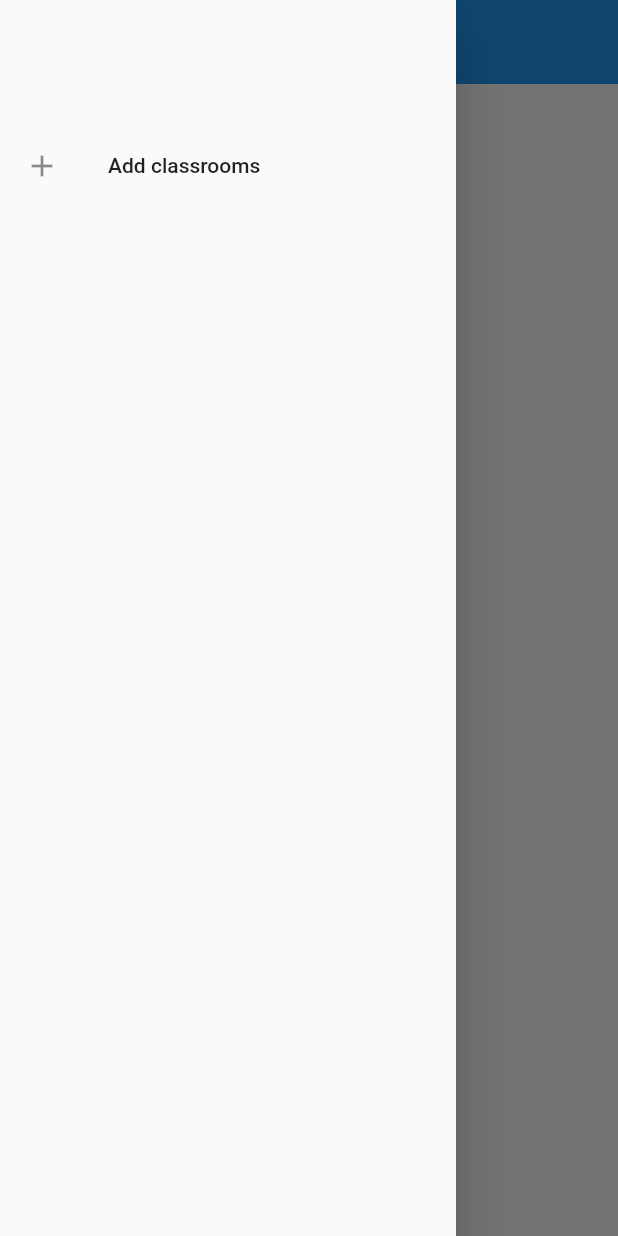
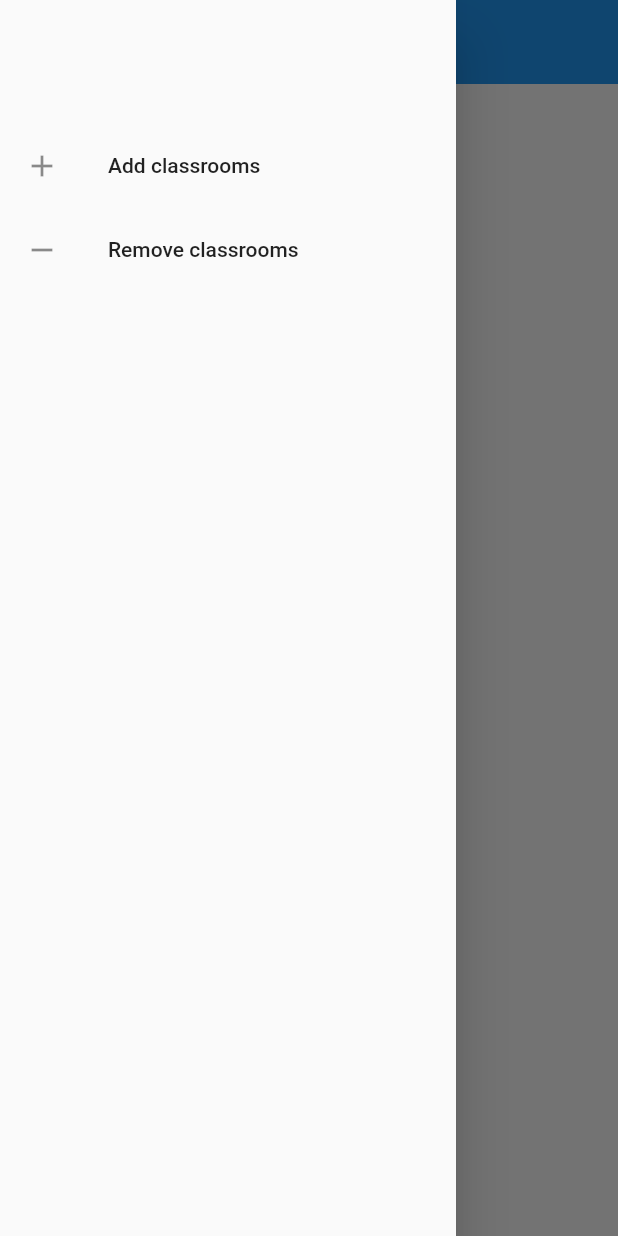
Before and after one commit to Kerandon/pbs-app, a Flutter app: the screen it shows after launch, with the side drawer open, on a phone screen of 412 x 824 dp. Run offline on Flutter 3.47's test engine with Material 2 defaults, Android fonts, the phone set to English and light mode, and no system bars; our stand-ins replace animated_text_kit, cloud_firestore, equatable, firebase_core, firebase_storage, flutter_form_builder and 3 more; accounts and stored records are empty.

Commit message:
all classrooms

```diff
--- /dev/null
+++ b/lib/all_classrooms/all_classrooms_main.dart
@@ -0,0 +1,64 @@
+
+import 'package:cloud_firestore/cloud_firestore.dart';
+import 'package:flutter/material.dart';
+
+import '../app/components/loading_page.dart';
+import '../configs/constants.dart';
+
+class AllClassroomsMain extends StatefulWidget {
+  const AllClassroomsMain({
+    super.key,
+  });
+
+  @override
+  State<AllClassroomsMain> createState() => _AllClassroomsMainState();
+}
+
+class _AllClassroomsMainState extends State<AllClassroomsMain> {
+
+  late final Stream<QuerySnapshot<Map<String, dynamic>>> _classroomStream;
+
+  @override
+  void initState() {
+    _classroomStream = FirebaseFirestore.instance
+        .collection(kCollectionClassrooms)
+        .snapshots();
+    super.initState();
+  }
+
+  @override
+  Widget build(BuildContext context) {
+    final size = MediaQuery.of(context).size;
+    return StreamBuilder<QuerySnapshot>(
+        stream: _classroomStream,
+        builder:
+            (BuildContext context, AsyncSnapshot<QuerySnapshot> snapshot) {
+          Set<String> classrooms = {};
+
+          if (snapshot.hasData) {
+            final data = snapshot.data;
+            for (var d in data!.docs) {
+              classrooms.add(d.id);
+            }
+            return GridView.builder(
+              itemCount: classrooms.length,
+              padding: EdgeInsets.only(
+                left: size.width * 0.05,
+                top: size.width * 0.05,
+                right: size.width * 0.05,
+              ),
+              gridDelegate: const SliverGridDelegateWithFixedCrossAxisCount(
+                crossAxisCount: 5,
+                mainAxisSpacing: 12,
+                crossAxisSpacing: 12,
+              ),
+              itemBuilder: (context, index) => Container(
+                color: Colors.green,
+                child: Text(classrooms.elementAt(index)),
+              ),
+            );
+          }
+          return LoadingPage();
+        });
+  }
+}
--- a/lib/app/components/loading_page.dart
+++ b/lib/app/components/loading_page.dart
@@ -25,7 +25,7 @@ class LoadingPage extends StatelessWidget {
                 AnimatedTextKit(
                   repeatForever: true,
                   animatedTexts: [
-                    TyperAnimatedText(text1 ?? "Updating..."),
+                    TyperAnimatedText(text1 ?? "Updating"),
                     TyperAnimatedText(text2 ?? "Just a moment"),
                   ],),
 
--- a/lib/classroom/classroom_drawer.dart
+++ b/lib/classroom/classroom_drawer.dart
@@ -1,7 +1,7 @@
 import 'package:flutter/material.dart';
 import 'package:hooks_riverpod/hooks_riverpod.dart';
-import 'package:pbs_app/classroom/class_room_main.dart';
-import 'package:pbs_app/classroom/remove_students_page.dart';
+import 'package:pbs_app/classroom/classroom_main.dart';
+import 'package:pbs_app/classroom/remove_students.dart';
 import '../forms/form_main.dart';
 import '../utils/enums/form_types.dart';
 
--- a/lib/classroom/remove_students_page.dart
+++ b/lib/classroom/remove_students.dart
@@ -4,7 +4,7 @@ import 'package:pbs_app/app/components/avatar_image.dart';
 import 'package:pbs_app/app/components/confirmation_box.dart';
 import 'package:pbs_app/app/components/loading_helper.dart';
 import 'package:pbs_app/app/components/loading_page.dart';
-import 'package:pbs_app/classroom/class_room_main.dart';
+import 'package:pbs_app/classroom/classroom_main.dart';
 import 'package:pbs_app/configs/constants.dart';
 
 import '../models/student.dart';
--- a/lib/classroom/student_settings.dart
+++ b/lib/classroom/student_settings.dart
@@ -1,7 +1,7 @@
 import 'package:cloud_firestore/cloud_firestore.dart';
 import 'package:flutter/material.dart';
 import 'package:hooks_riverpod/hooks_riverpod.dart';
-import 'package:pbs_app/classroom/class_room_main.dart';
+import 'package:pbs_app/classroom/classroom_main.dart';
 import 'package:pbs_app/models/student.dart';
 import 'package:pbs_app/utils/methods/avatar_methods.dart';
 import '../app/components/avatar_image.dart';
--- a/lib/home_page.dart
+++ b/lib/home_page.dart
@@ -1,9 +1,9 @@
-import 'package:cloud_firestore/cloud_firestore.dart';
 import 'package:flutter/material.dart';
-import 'package:pbs_app/app/components/loading_page.dart';
-import 'package:pbs_app/configs/constants.dart';
+import 'package:pbs_app/all_classrooms/remove_classrooms.dart';
 import 'package:pbs_app/forms/form_main.dart';
 import 'package:pbs_app/utils/enums/form_types.dart';
+
+import 'all_classrooms/all_classrooms_main.dart';
 
 class HomePage extends StatefulWidget {
   const HomePage({Key? key}) : super(key: key);
@@ -13,16 +13,6 @@ class HomePage extends StatefulWidget {
 }
 
 class _HomePageState extends State<HomePage> {
-  late final Stream<QuerySnapshot<Map<String, dynamic>>> _classroomStream;
-
-  @override
-  void initState() {
-    _classroomStream = FirebaseFirestore.instance
-        .collection(kCollectionClassrooms)
-        .snapshots();
-    super.initState();
-  }
-
   @override
   Widget build(BuildContext context) {
     final size = MediaQuery.of(context).size;
@@ -54,42 +44,20 @@ class _HomePageState extends State<HomePage> {
                   ),
                 );
               },
+            ),
+            ListTile(
+              leading: const Icon(Icons.remove),
+              title: const Text('Remove classrooms'),
+              onTap: () => Navigator.of(context).pushReplacement(
+                MaterialPageRoute(
+                  builder: (context) => const RemoveClassrooms(),
+                ),
+              ),
             )
           ],
         ),
       ),
-      body: StreamBuilder<QuerySnapshot>(
-          stream: _classroomStream,
-          builder:
-              (BuildContext context, AsyncSnapshot<QuerySnapshot> snapshot) {
-            Set<String> classrooms = {};
-
-            if (snapshot.hasData) {
-              final data = snapshot.data;
-              for (var d in data!.docs) {
-                print(d.id);
-                classrooms.add(d.id);
-              }
-              return GridView.builder(
-                itemCount: classrooms.length,
-                  padding: EdgeInsets.only(
-                    left: size.width * 0.05,
-                    top: size.width * 0.05,
-                    right: size.width * 0.05,
-                  ),
-                  gridDelegate: const SliverGridDelegateWithFixedCrossAxisCount(
-                    crossAxisCount: 5,
-                    mainAxisSpacing: 12,
-                    crossAxisSpacing: 12,
-                  ),
-                  itemBuilder: (context, index) => Container(
-                        color: Colors.green,
-                        child: Text(classrooms.elementAt(index)),
-                      ),);
-
-            }
-            return LoadingPage();
-          }),
+      body: const AllClassroomsMain(),
     );
   }
 }
--- a/lib/main.dart
+++ b/lib/main.dart
@@ -8,7 +8,6 @@ import 'package:pbs_app/state/simple_providers.dart';
 import 'package:pbs_app/utils/enums/platforms.dart';
 import 'app/components/error_page.dart';
 import 'app/components/loading_page.dart';
-import 'classroom/class_room_main.dart';
 import 'package:flutter/foundation.dart' show kIsWeb;
 
 import 'utils/globals.dart';
```
Also changed, not shown: lib/all_classrooms/remove_classrooms.dart (added, +165 -0 lines), lib/app/components/loading_helper.dart (+11 -10 lines), lib/redundant/form_provider.dart (deleted, +0 -76 lines), lib/redundant/new_form.dart (deleted, +0 -224 lines), lib/utils/methods/methods_forms.dart (+19 -5 lines), lib/classroom/classroom_main.dart (renamed from lib/classroom/class_room_main.dart).
